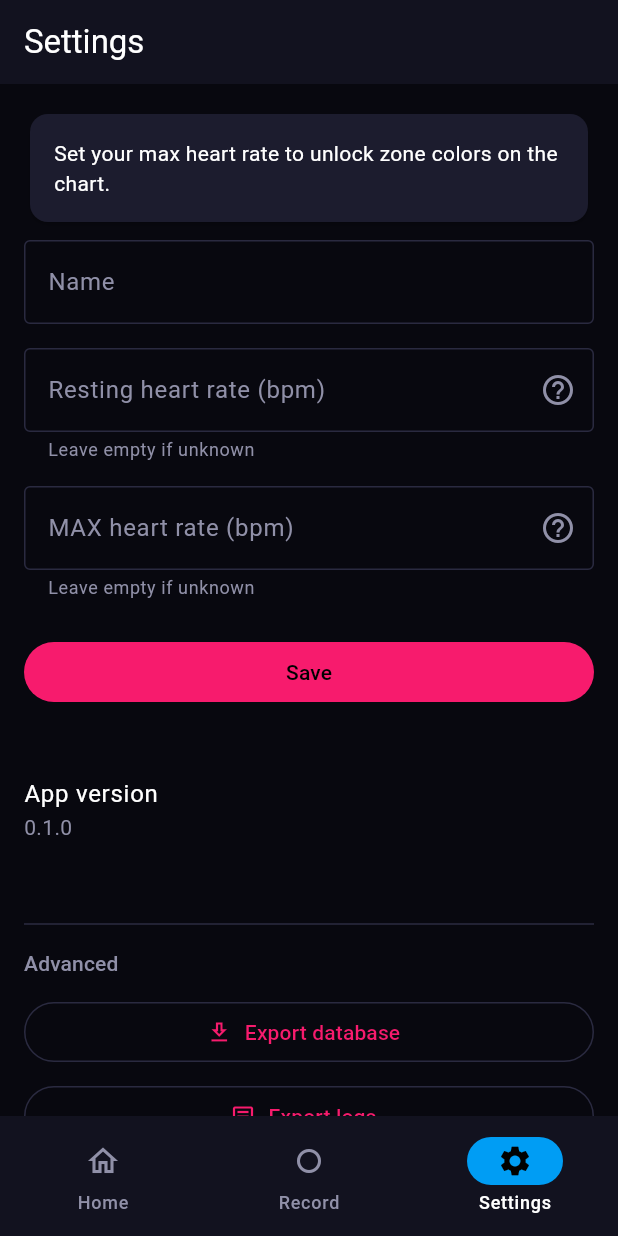
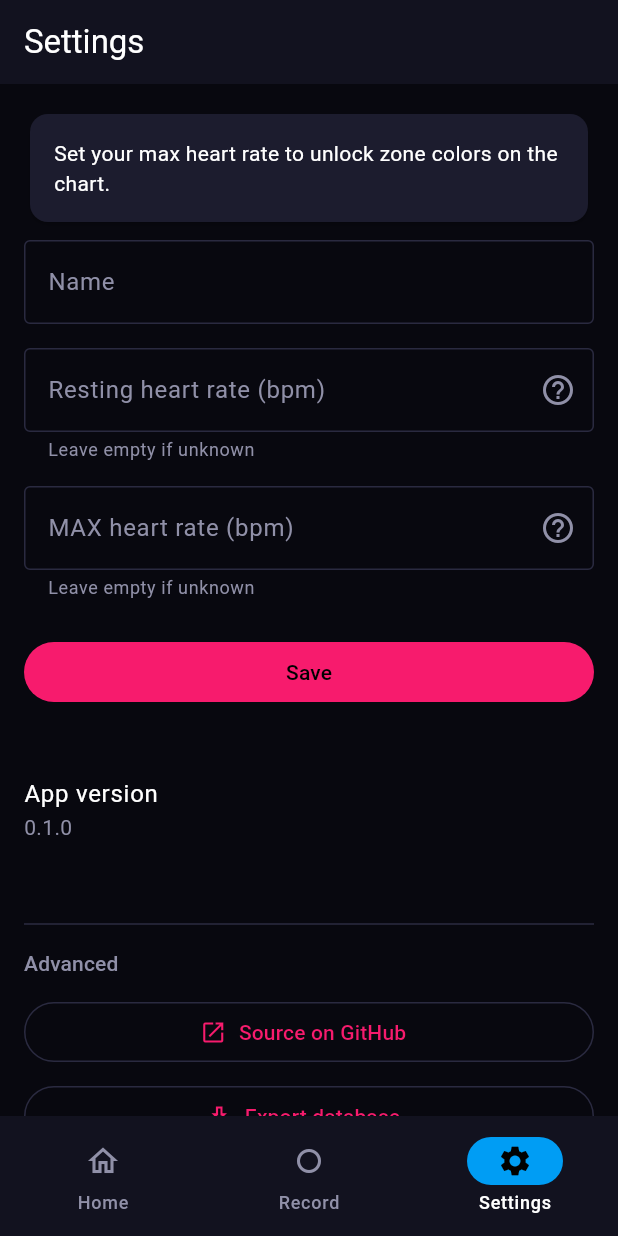
Before and after one commit to ubershmekel/cardiorounds, a Flutter app: the screen it shows after launch, item 3 of the bottom bar chosen, on a phone screen of 412 x 824 dp. Run offline on Flutter 3.47's test engine with Material 3 defaults, Android fonts, the phone set to English and light mode, and no system bars; our stand-ins replace drift, drift_flutter, flutter_blue_plus, flutter_riverpod, go_router, share_plus; accounts and stored records are empty; generated files the repository leaves out were written again; statements that could not run were skipped.

Commit message:
Link to source on github from the app

```diff
--- a/app/lib/features/settings/settings_screen.dart
+++ b/app/lib/features/settings/settings_screen.dart
@@ -5,12 +5,16 @@ import 'package:flutter/material.dart';
 import 'package:flutter/services.dart';
 import 'package:flutter_riverpod/flutter_riverpod.dart';
 import 'package:share_plus/share_plus.dart';
+import 'package:url_launcher/url_launcher.dart';
 
 import '../../core/app_logger.dart';
 import '../../core/db/database.dart';
 import '../../core/db/providers.dart';
 
 const String kAppVersion = '0.1.0';
+final Uri _sourceCodeUrl = Uri.parse(
+  'https://github.com/ubershmekel/cardiorounds',
+);
 
 class SettingsScreen extends ConsumerWidget {
   const SettingsScreen({super.key});
@@ -198,6 +202,12 @@ class _SettingsFormState extends ConsumerState<_SettingsForm> {
           ),
           const SizedBox(height: 12),
           OutlinedButton.icon(
+            icon: const Icon(Icons.open_in_new),
+            label: const Text('Source on GitHub'),
+            onPressed: () => _openSourceCode(context),
+          ),
+          const SizedBox(height: 8),
+          OutlinedButton.icon(
             icon: const Icon(Icons.download_outlined),
             label: const Text('Export database'),
             onPressed: () => _exportFile(
@@ -218,6 +228,16 @@ class _SettingsFormState extends ConsumerState<_SettingsForm> {
           ),
         ],
       ],
+    );
+  }
+
+  Future<void> _openSourceCode(BuildContext context) async {
+    if (await launchUrl(_sourceCodeUrl, mode: LaunchMode.externalApplication)) {
+      return;
+    }
+    if (!context.mounted) return;
+    ScaffoldMessenger.of(context).showSnackBar(
+      const SnackBar(content: Text('Could not open GitHub source')),
     );
   }
 
--- a/app/pubspec.yaml
+++ b/app/pubspec.yaml
@@ -19,6 +19,7 @@ dependencies:
   path_provider: ^2.1.5
   share_plus: ^10.0.0
   shared_preferences: ^2.5.5
+  url_launcher: ^6.3.2
 
 dev_dependencies:
   flutter_test:
```
Also changed, not shown: app/pubspec.lock.
